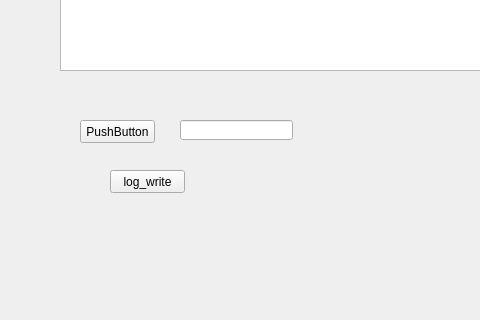
Qt form mainwindow.ui (TheSirBIG/testdb2) before a commit; both pictures show x 0 to 480 and y 280 to 600 of the 800 by 600 pixel window.
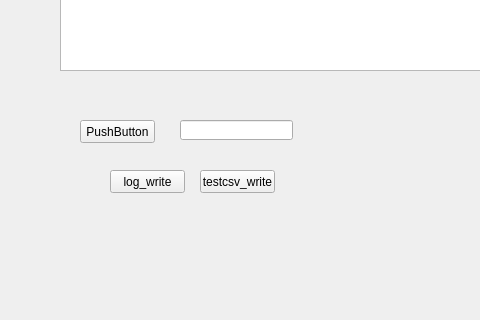
The same form after that commit.

```diff
--- a/mainwindow.ui
+++ b/mainwindow.ui
@@ -151,6 +151,19 @@
      <string>log_write</string>
     </property>
    </widget>
+   <widget class="QPushButton" name="pushButton_10">
+    <property name="geometry">
+     <rect>
+      <x>200</x>
+      <y>450</y>
+      <width>75</width>
+      <height>23</height>
+     </rect>
+    </property>
+    <property name="text">
+     <string>testcsv_write</string>
+    </property>
+   </widget>
   </widget>
   <widget class="QMenuBar" name="menubar">
    <property name="geometry">
```
